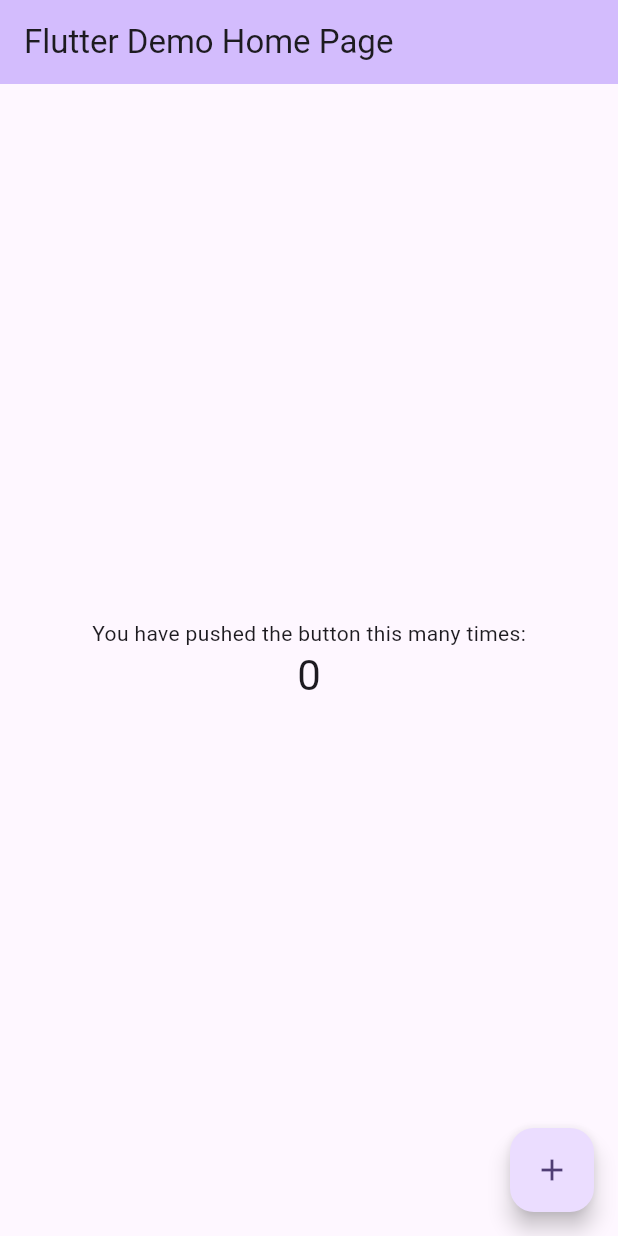
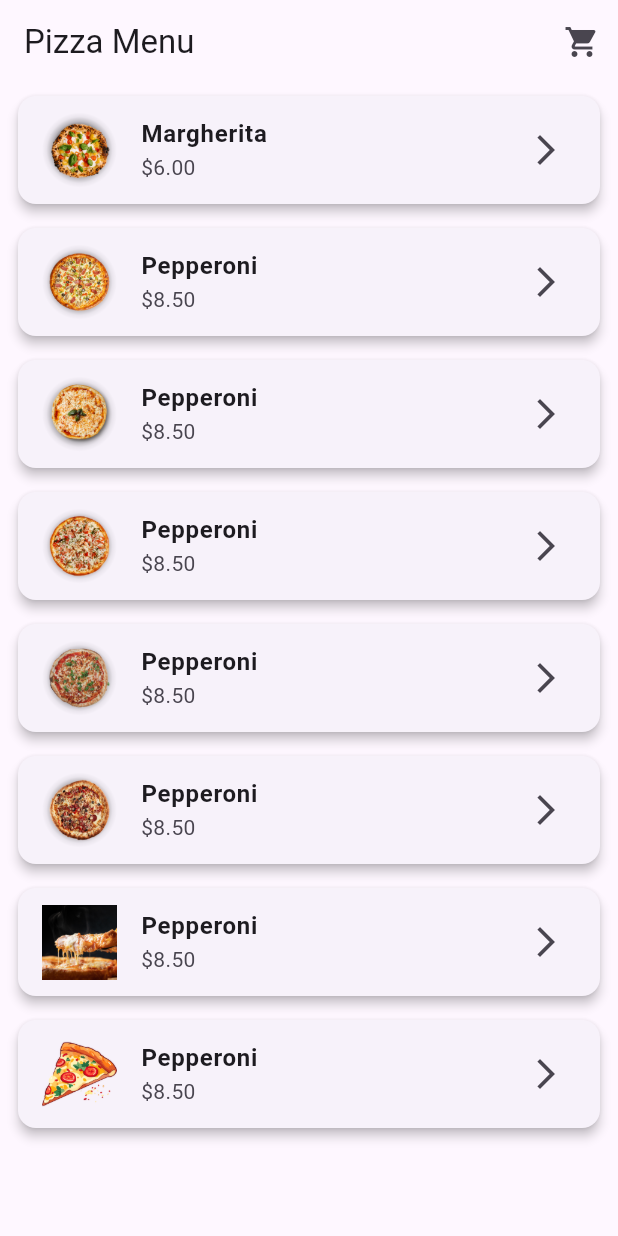
Before and after one commit to htetaungkyawmx/pizza_app, a Flutter app: the screen it shows after launch, on a phone screen of 412 x 824 dp. Run offline on Flutter 3.47's test engine with Material 3 defaults, Android fonts, the phone set to English and light mode, and no system bars.

Commit message:
mini app

```diff
--- a/lib/main.dart
+++ b/lib/main.dart
@@ -1,122 +1,23 @@
 import 'package:flutter/material.dart';
+import 'package:provider/provider.dart';
+import 'providers/cart_provider.dart';
+import 'screens/home_screen.dart';
 
 void main() {
-  runApp(const MyApp());
+  runApp(PizzaApp());
 }
 
-class MyApp extends StatelessWidget {
-  const MyApp({super.key});
-
-  // This widget is the root of your application.
+class PizzaApp extends StatelessWidget {
   @override
   Widget build(BuildContext context) {
-    return MaterialApp(
-      title: 'Flutter Demo',
-      theme: ThemeData(
-        // This is the theme of your application.
-        //
-        // TRY THIS: Try running your application with "flutter run". You'll see
-        // the application has a purple toolbar. Then, without quitting the app,
-        // try changing the seedColor in the colorScheme below to Colors.green
-        // and then invoke "hot reload" (save your changes or press the "hot
-        // reload" button in a Flutter-supported IDE, or press "r" if you used
-        // the command line to start the app).
-        //
-        // Notice that the counter didn't reset back to zero; the application
-        // state is not lost during the reload. To reset the state, use hot
-        // restart instead.
-        //
-        // This works for code too, not just values: Most code changes can be
-        // tested with just a hot reload.
-        colorScheme: ColorScheme.fromSeed(seedColor: Colors.deepPurple),
+    return ChangeNotifierProvider(
+      create: (_) => CartProvider(),
+      child: MaterialApp(
+        debugShowCheckedModeBanner: false,
+        title: 'Pizza Order App',
+        theme: ThemeData(primarySwatch: Colors.red),
+        home: HomeScreen(),
       ),
-      home: const MyHomePage(title: 'Flutter Demo Home Page'),
     );
   }
 }
-
-class MyHomePage extends StatefulWidget {
-  const MyHomePage({super.key, required this.title});
-
-  // This widget is the home page of your application. It is stateful, meaning
-  // that it has a State object (defined below) that contains fields that affect
-  // how it looks.
-
-  // This class is the configuration for the state. It holds the values (in this
-  // case the title) provided by the parent (in this case the App widget) and
-  // used by the build method of the State. Fields in a Widget subclass are
-  // always marked "final".
-
-  final String title;
-
-  @override
-  State<MyHomePage> createState() => _MyHomePageState();
-}
-
-class _MyHomePageState extends State<MyHomePage> {
-  int _counter = 0;
-
-  void _incrementCounter() {
-    setState(() {
-      // This call to setState tells the Flutter framework that something has
-      // changed in this State, which causes it to rerun the build method below
-      // so that the display can reflect the updated values. If we changed
-      // _counter without calling setState(), then the build method would not be
-      // called again, and so nothing would appear to happen.
-      _counter++;
-    });
-  }
-
-  @override
-  Widget build(BuildContext context) {
-    // This method is rerun every time setState is called, for instance as done
-    // by the _incrementCounter method above.
-    //
-    // The Flutter framework has been optimized to make rerunning build methods
-    // fast, so that you can just rebuild anything that needs updating rather
-    // than having to individually change instances of widgets.
-    return Scaffold(
-      appBar: AppBar(
-        // TRY THIS: Try changing the color here to a specific color (to
-        // Colors.amber, perhaps?) and trigger a hot reload to see the AppBar
-        // change color while the other colors stay the same.
-        backgroundColor: Theme.of(context).colorScheme.inversePrimary,
-        // Here we take the value from the MyHomePage object that was created by
-        // the App.build method, and use it to set our appbar title.
-        title: Text(widget.title),
-      ),
-      body: Center(
-        // Center is a layout widget. It takes a single child and positions it
-        // in the middle of the parent.
-        child: Column(
-          // Column is also a layout widget. It takes a list of children and
-          // arranges them vertically. By default, it sizes itself to fit its
-          // children horizontally, and tries to be as tall as its parent.
-          //
-          // Column has various properties to control how it sizes itself and
-          // how it positions its children. Here we use mainAxisAlignment to
-          // center the children vertically; the main axis here is the vertical
-          // axis because Columns are vertical (the cross axis would be
-          // horizontal).
-          //
-          // TRY THIS: Invoke "debug painting" (choose the "Toggle Debug Paint"
-          // action in the IDE, or press "p" in the console), to see the
-          // wireframe for each widget.
-          mainAxisAlignment: MainAxisAlignment.center,
-          children: <Widget>[
-            const Text('You have pushed the button this many times:'),
-            Text(
-              '$_counter',
-              style: Theme.of(context).textTheme.headlineMedium,
-            ),
-          ],
-        ),
-      ),
-      floatingActionButton: FloatingActionButton(
-        onPressed: _incrementCounter,
-        tooltip: 'Increment',
-        child: const Icon(Icons.add),
-      ), // This trailing comma makes auto-formatting nicer for build methods.
-    );
-  }
-}
--- /dev/null
+++ b/lib/models/pizza.dart
@@ -0,0 +1,15 @@
+class Pizza {
+  final String id;
+  final String name;
+  final String description;
+  final double price;
+  final String image;
+
+  Pizza({
+    required this.id,
+    required this.name,
+    required this.description,
+    required this.price,
+    required this.image,
+  });
+}
--- /dev/null
+++ b/lib/providers/cart_provider.dart
@@ -0,0 +1,25 @@
+import 'package:flutter/material.dart';
+import '../models/pizza.dart';
+
+class CartProvider with ChangeNotifier {
+  final List<Pizza> _items = [];
+
+  List<Pizza> get items => _items;
+
+  void addItem(Pizza pizza) {
+    _items.add(pizza);
+    notifyListeners();
+  }
+
+  void removeItem(Pizza pizza) {
+    _items.remove(pizza);
+    notifyListeners();
+  }
+
+  double get totalPrice => _items.fold(0, (sum, item) => sum + item.price);
+
+  void clearCart() {
+    _items.clear();
+    notifyListeners();
+  }
+}
--- /dev/null
+++ b/lib/screens/home_screen.dart
@@ -0,0 +1,87 @@
+import 'package:flutter/material.dart';
+import '../models/pizza.dart';
+import '../widgets/pizza_card.dart';
+import 'cart_screen.dart';
+
+class HomeScreen extends StatelessWidget {
+  final List<Pizza> pizzas = [
+    Pizza(
+      id: '1',
+      name: 'Margherita',
+      description: 'Classic delight with 100% real mozzarella cheese.',
+      price: 6.0,
+      image: 'assets/images/1.png',
+    ),
+    Pizza(
+      id: '2',
+      name: 'Pepperoni',
+      description: 'Pepperoni and cheese – a timeless combo.',
+      price: 8.5,
+      image: 'assets/images/2.png',
+    ),
+    Pizza(
+      id: '3',
+      name: 'Pepperoni',
+      description: 'Pepperoni and cheese – a timeless combo.',
+      price: 8.5,
+      image: 'assets/images/3.png',
+    ),
+    Pizza(
+      id: '4',
+      name: 'Pepperoni',
+      description: 'Pepperoni and cheese – a timeless combo.',
+      price: 8.5,
+      image: 'assets/images/4.png',
+    ),
+    Pizza(
+      id: '5',
+      name: 'Pepperoni',
+      description: 'Pepperoni and cheese – a timeless combo.',
+      price: 8.5,
+      image: 'assets/images/5.png',
+    ),
+    Pizza(
+      id: '6',
+      name: 'Pepperoni',
+      description: 'Pepperoni and cheese – a timeless combo.',
+      price: 8.5,
+      image: 'assets/images/6.png',
+    ),
+    Pizza(
+      id: '7',
+      name: 'Pepperoni',
+      description: 'Pepperoni and cheese – a timeless combo.',
+      price: 8.5,
+      image: 'assets/images/7.png',
+    ),
+    Pizza(
+      id: '8',
+      name: 'Pepperoni',
+      description: 'Pepperoni and cheese – a timeless combo.',
+      price: 8.5,
+      image: 'assets/images/8.png',
+    ),
+  ];
+
+  @override
+  Widget build(BuildContext context) {
+    return Scaffold(
+      appBar: AppBar(
+        title: Text('Pizza Menu'),
+        actions: [
+          IconButton(
+            icon: Icon(Icons.shopping_cart),
+            onPressed: () =>
+                Navigator.push(context, MaterialPageRoute(builder: (_) => CartScreen())),
+          )
+        ],
+      ),
+      body: ListView.builder(
+        itemCount: pizzas.length,
+        itemBuilder: (context, index) {
+          return PizzaCard(pizza: pizzas[index]);
+        },
+      ),
+    );
+  }
+}
--- /dev/null
+++ b/lib/widgets/cart_item.dart
@@ -0,0 +1,24 @@
+import 'package:flutter/material.dart';
+import 'package:provider/provider.dart';
+import '../models/pizza.dart';
+import '../providers/cart_provider.dart';
+
+class CartItemWidget extends StatelessWidget {
+  final Pizza pizza;
+
+  CartItemWidget({required this.pizza});
+
+  @override
+  Widget build(BuildContext context) {
+    final cart = Provider.of<CartProvider>(context, listen: false);
+    return ListTile(
+      leading: Image.network(pizza.image, width: 50),
+      title: Text(pizza.name),
+      subtitle: Text('\$${pizza.price}'),
+      trailing: IconButton(
+        icon: Icon(Icons.delete),
+        onPressed: () => cart.removeItem(pizza),
+      ),
+    );
+  }
+}
--- /dev/null
+++ b/lib/widgets/pizza_card.dart
@@ -0,0 +1,29 @@
+import 'package:flutter/material.dart';
+import '../models/pizza.dart';
+import '../screens/pizza_detail_screen.dart';
+
+class PizzaCard extends StatelessWidget {
+  final Pizza pizza;
+
+  PizzaCard({required this.pizza});
+
+  @override
+  Widget build(BuildContext context) {
+    return Card(
+      margin: EdgeInsets.symmetric(vertical: 8, horizontal: 12),
+      elevation: 3,
+      child: ListTile(
+        leading: Image.asset(pizza.image, width: 50, height: 50, fit: BoxFit.cover),
+        title: Text(pizza.name, style: TextStyle(fontWeight: FontWeight.bold)),
+        subtitle: Text('\$${pizza.price.toStringAsFixed(2)}'),
+        trailing: Icon(Icons.arrow_forward_ios),
+        onTap: () {
+          Navigator.push(
+            context,
+            MaterialPageRoute(builder: (_) => PizzaDetailScreen(pizza: pizza)),
+          );
+        },
+      ),
+    );
+  }
+}
```
Also changed, not shown: lib/screens/cart_screen.dart (added, +45 -0 lines), lib/screens/checkout_screen.dart (added, +29 -0 lines), lib/screens/pizza_detail_screen.dart (added, +125 -0 lines), pubspec.yaml (+26 -0 lines), assets/images/1.png (added), assets/images/2.png (added), assets/images/3.png (added), assets/images/4.png (added), assets/images/5.png (added), assets/images/6.png (added), assets/images/7.png (added), assets/images/8.png (added), pubspec.lock, 1 other file.
